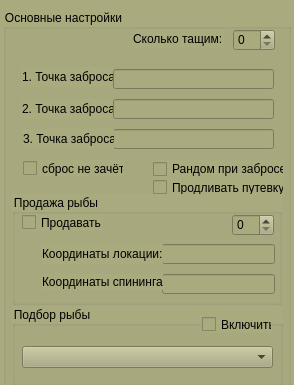
Above: mainForm.ui from Vigi73/bot_spin before the change; both pictures show x 0 to 294 and y 0 to 385 of the 294 by 700 pixel window. Below: the same form after it.
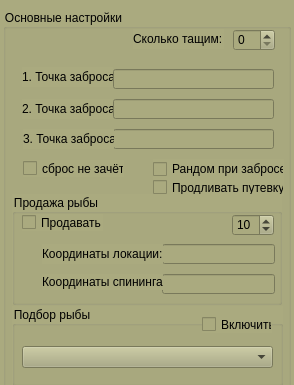
That is the form after the change. Icons and pictures are not drawn.

The edit to the form file:
```diff
--- a/mainForm.ui
+++ b/mainForm.ui
@@ -253,6 +253,9 @@
         <height>22</height>
        </rect>
       </property>
+      <property name="value">
+       <number>10</number>
+      </property>
      </widget>
      <widget class="QLineEdit" name="coordLocacion">
       <property name="geometry">
```
